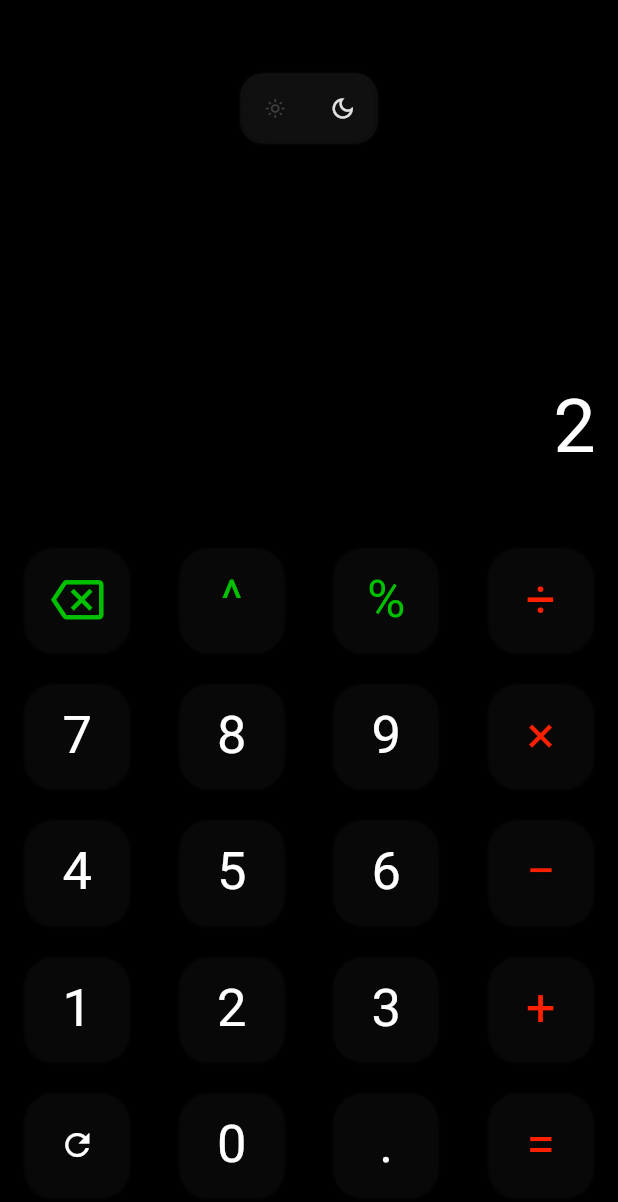
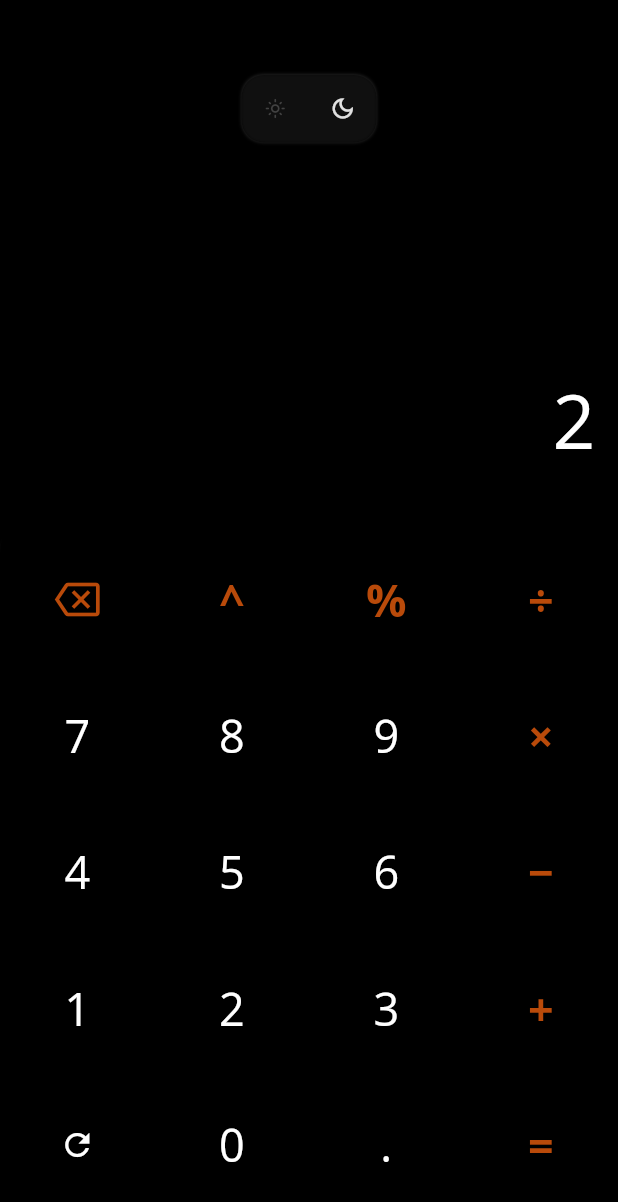
Before and after one commit to Crypted420/Calculator-Flutter, a Flutter app: the screen it shows after launch, item 2 of the bottom bar chosen, on a phone screen of 412 x 824 dp. Shown: the top 1202 px of the screen. Run offline on Flutter 3.47's test engine with Material 2 defaults, Android fonts, the phone set to English and light mode, and no system bars; our stand-ins replace math_expressions.

```diff
--- a/lib/index.dart
+++ b/lib/index.dart
@@ -94,9 +94,11 @@ class _CalulatorState extends State<Calculator> {
       inputs = '';
       expression = '';
       previousCal = '';
-    } else if (inputs.length > 15) {
-      inputs = inputs;
-    } else if (keys[index] == '+' ||
+    }
+    //  else if (inputs.length > 15) {
+    //   inputs = inputs;
+    // }
+    else if (keys[index] == '+' ||
         keys[index] == '−' ||
         keys[index] == '÷' ||
         keys[index] == '^' ||
@@ -188,22 +190,31 @@ class _CalulatorState extends State<Calculator> {
               crossAxisAlignment: CrossAxisAlignment.end,
               children: [
                 Expanded(
-                  child: Container(
+                  child: ListView(
+                    reverse: true,
+                    scrollDirection: Axis.horizontal,
+                    children: [
+                      Container(
                         alignment: Alignment.bottomRight,
                         child: Text(
                           previousCal,
                           style: const TextStyle(
                               color: Colors.grey,
                               fontFamily: 'OpenSans',
-                          // fontSize: 25 - (inputs.length / 10).clamp(0, 3) * 5,
-                          fontSize: 25,
+                              fontSize: 30,
                               fontWeight: FontWeight.w400,
                               textBaseline: TextBaseline.alphabetic),
                         ),
+                      )
+                    ],
                   ),
                 ),
                 Expanded(
-                  child: Container(
+                  child: ListView(
+                      reverse: true,
+                      scrollDirection: Axis.horizontal,
+                      children: [
+                        Container(
                           alignment: Alignment.bottomRight,
                           child: Text(
                             inputs,
@@ -214,7 +225,8 @@ class _CalulatorState extends State<Calculator> {
                                 fontWeight: FontWeight.w400,
                                 color: darkmode ? Colors.white : Colors.black),
                           ),
-                  ),
+                        )
+                      ]),
                 ),
               ],
             ),
@@ -232,12 +244,15 @@ class _CalulatorState extends State<Calculator> {
           keys.length,
           (index) {
             Color textColor = arrIndex == 0
-                ? (index != 3
-                    ? const Color.fromRGBO(0, 192, 0, 1)
-                    : const Color.fromRGBO(255, 32, 0, 1))
+                ? const Color.fromRGBO(185, 74, 10, 1)
                 : (index != 3
                     ? (darkmode ? Colors.white : Colors.black)
-                    : const Color.fromRGBO(255, 32, 0, 1));
+                    : const Color.fromRGBO(185, 74, 10, 1));
+
+            FontWeight fontWeight = arrIndex == 0
+                ? FontWeight.w700
+                : (index != 3 ? FontWeight.w400 : FontWeight.w700);
+
             return SizedBox(
               width: containerWidth / 4,
               height: 100,
@@ -247,8 +262,7 @@ class _CalulatorState extends State<Calculator> {
                     handleChangeState(index, keys);
                   });
                 },
-                child: Center(
-                  child: Container(
+                child: Ink(
                   height: 70,
                   width: 70,
                   decoration: BoxDecoration(
@@ -265,23 +279,21 @@ class _CalulatorState extends State<Calculator> {
                   child: Center(
                       child: keys[index] == 'C'
                           ? const Icon(Icons.backspace_outlined,
-                                size: 35, color: Color.fromRGBO(0, 192, 0, 1))
+                              size: 30, color: Color.fromRGBO(185, 74, 10, 1))
                           : (keys[index] == 'R'
                               ? Icon(
                                   Icons.refresh_outlined,
-                                    color:
-                                        darkmode ? Colors.white : Colors.black,
+                                  color: darkmode ? Colors.white : Colors.black,
                                 )
                               : Text(
                                   keys[index],
                                   style: TextStyle(
                                     fontFamily: 'OpenSans',
-                                      fontSize: 35,
-                                      fontWeight: FontWeight.w400,
+                                    fontSize: 30,
+                                    fontWeight: fontWeight,
                                     color: textColor,
                                   ),
                                 ))),
-                  ),
                 ),
               ),
             );
--- a/lib/main.dart
+++ b/lib/main.dart
@@ -20,7 +20,7 @@ class MyApp extends StatelessWidget {
   @override
   Widget build(BuildContext context) {
     SystemChrome.setSystemUIOverlayStyle(
-        const SystemUiOverlayStyle(statusBarColor: Colors.grey));
+        const SystemUiOverlayStyle(statusBarColor: Colors.black));
     return MaterialApp(
         debugShowCheckedModeBanner: false,
         theme: lightThemeData(),
```
Also changed, not shown: pubspec.yaml (+10 -12 lines), 2 other files. Lines whose indentation alone changed are shown as unchanged.
